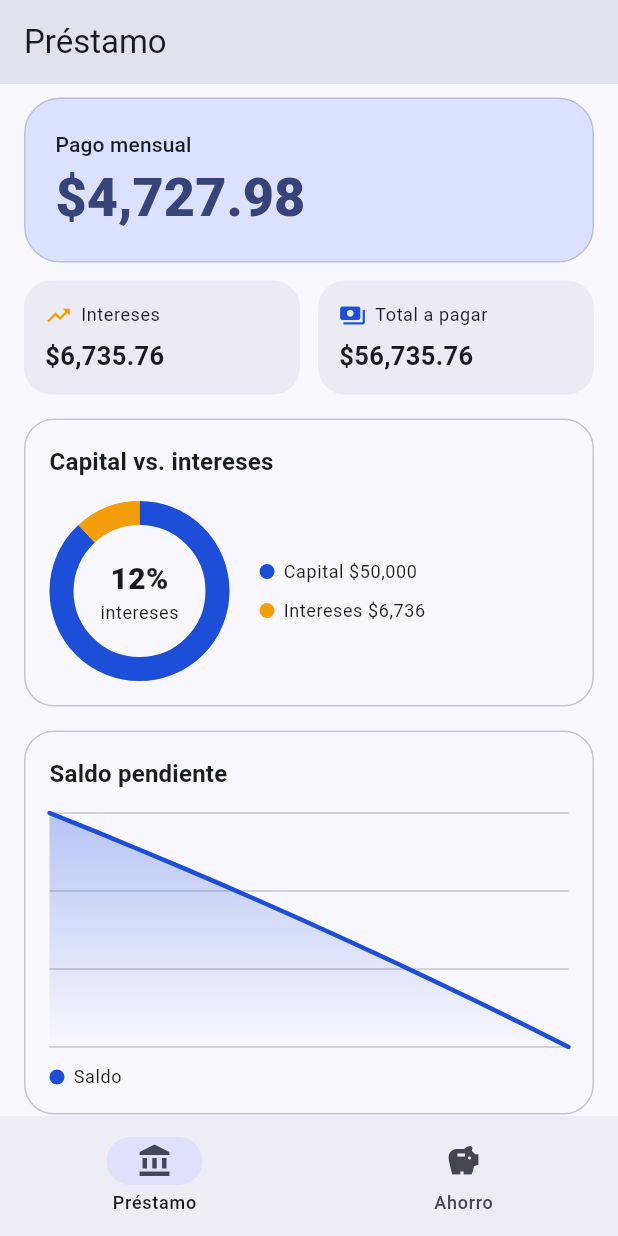
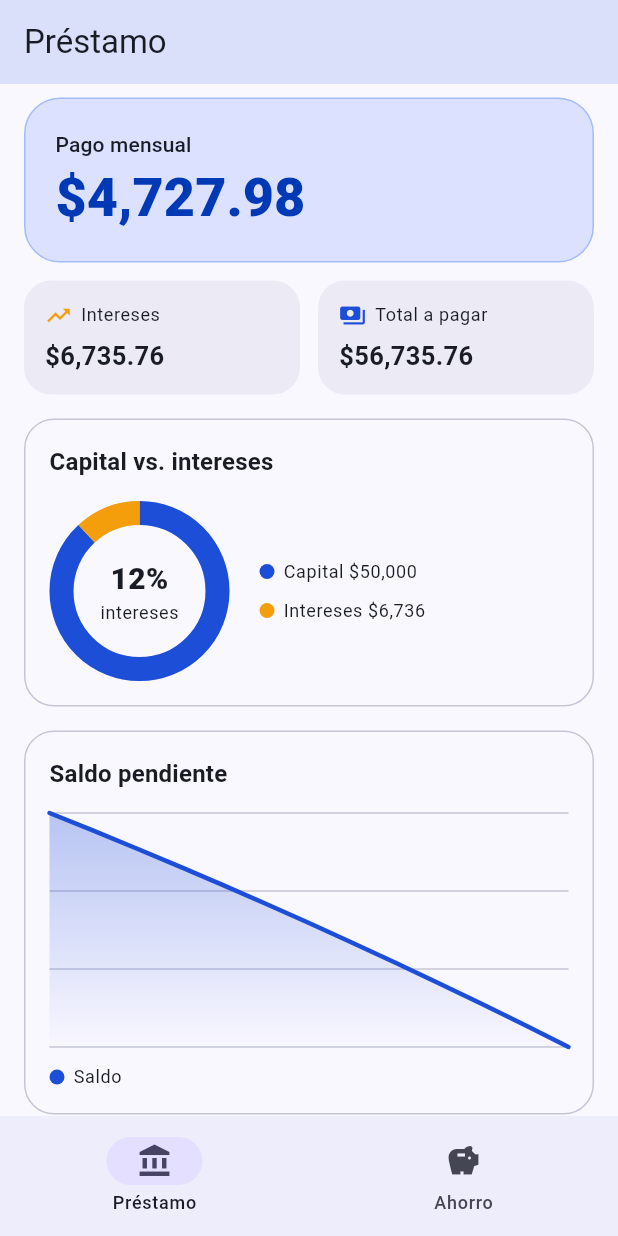
Before and after one commit to Minato97/calc-prestamos, a Flutter app: the screen it shows after launch, scrolled down 576 dp, on a phone screen of 412 x 824 dp. Run offline on Flutter 3.47's test engine with Material 3 defaults, Android fonts, the phone set to English and light mode, and no system bars; our stand-ins replace google_mobile_ads; network calls fail.

Commit message:
Tema mejorado: colores vibrantes y botones redondeados; versión 1.0.1+2
Co-Authored-By: Claude Sonnet 5.5 <noreply@anthropic.com>

```diff
--- /dev/null
+++ b/lib/app_theme.dart
@@ -0,0 +1,51 @@
+import 'package:flutter/material.dart';
+
+/// Tema común: colores más vivos y botones redondeados y más grandes.
+ThemeData appTheme(Color seed, Brightness brightness) {
+  final scheme = ColorScheme.fromSeed(
+    seedColor: seed,
+    brightness: brightness,
+    dynamicSchemeVariant: DynamicSchemeVariant.vibrant,
+  );
+  final shape = RoundedRectangleBorder(borderRadius: BorderRadius.circular(14));
+  const padding = EdgeInsets.symmetric(horizontal: 22, vertical: 14);
+  const label = TextStyle(fontWeight: FontWeight.w700, letterSpacing: 0.2);
+  const minSize = Size(0, 48);
+  return ThemeData(
+    useMaterial3: true,
+    colorScheme: scheme,
+    filledButtonTheme: FilledButtonThemeData(
+      style: FilledButton.styleFrom(
+        shape: shape,
+        padding: padding,
+        textStyle: label,
+        minimumSize: minSize,
+      ),
+    ),
+    elevatedButtonTheme: ElevatedButtonThemeData(
+      style: ElevatedButton.styleFrom(
+        shape: shape,
+        padding: padding,
+        textStyle: label,
+        minimumSize: minSize,
+      ),
+    ),
+    outlinedButtonTheme: OutlinedButtonThemeData(
+      style: OutlinedButton.styleFrom(
+        shape: shape,
+        padding: padding,
+        textStyle: label,
+        minimumSize: minSize,
+      ),
+    ),
+    textButtonTheme: TextButtonThemeData(
+      style: TextButton.styleFrom(shape: shape, textStyle: label),
+    ),
+    floatingActionButtonTheme: FloatingActionButtonThemeData(
+      shape: RoundedRectangleBorder(borderRadius: BorderRadius.circular(18)),
+    ),
+    cardTheme: CardThemeData(
+      shape: RoundedRectangleBorder(borderRadius: BorderRadius.circular(18)),
+    ),
+  );
+}
--- a/lib/main.dart
+++ b/lib/main.dart
@@ -4,6 +4,7 @@ import 'ads.dart';
 import 'loan_page.dart';
 import 'savings_page.dart';
 
+import 'app_theme.dart';
 Future<void> main() async {
   WidgetsFlutterBinding.ensureInitialized();
   AdService.instance.init();
@@ -18,15 +19,8 @@ class App extends StatelessWidget {
     return MaterialApp(
       title: 'Préstamos y Ahorro',
       debugShowCheckedModeBanner: false,
-      theme: ThemeData(
-        colorSchemeSeed: const Color(0xFF1D4ED8),
-        useMaterial3: true,
-      ),
-      darkTheme: ThemeData(
-        colorSchemeSeed: const Color(0xFF1D4ED8),
-        brightness: Brightness.dark,
-        useMaterial3: true,
-      ),
+      theme: appTheme(const Color(0xFF1D4ED8), Brightness.light),
+      darkTheme: appTheme(const Color(0xFF1D4ED8), Brightness.dark),
       home: const HomePage(),
     );
   }
--- a/pubspec.yaml
+++ b/pubspec.yaml
@@ -16,7 +16,7 @@ publish_to: 'none' # Remove this line if you wish to publish to pub.dev
 # https://developer.apple.com/library/archive/documentation/General/Reference/InfoPlistKeyReference/Articles/CoreFoundationKeys.html
 # In Windows, build-name is used as the major, minor, and patch parts
 # of the product and file versions while build-number is used as the build suffix.
-version: 1.0.0+1
+version: 1.0.1+2
 
 environment:
   sdk: ^3.13.5
```
